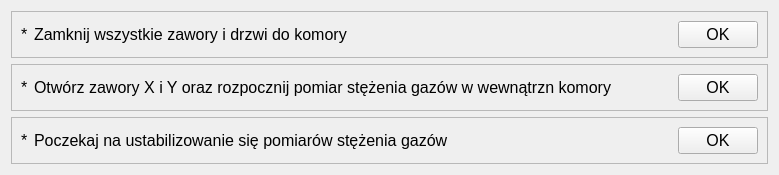
wiacekmarcin/StanowiskoChemiczne, file app/nowytest_8.ui: the form before one commit.
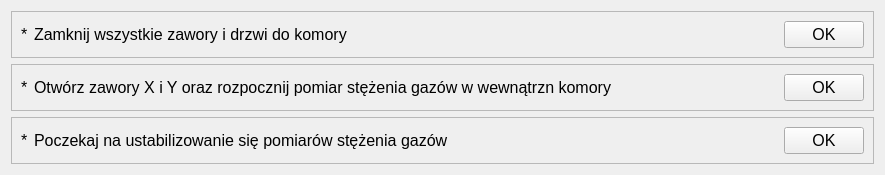
The form after the commit. Custom widgets are drawn as their Qt base class.

The edit to the form file:
```diff
--- a/app/nowytest_8.ui
+++ b/app/nowytest_8.ui
@@ -6,8 +6,8 @@
    <rect>
     <x>0</x>
     <y>0</y>
-    <width>779</width>
-    <height>129</height>
+    <width>885</width>
+    <height>128</height>
    </rect>
   </property>
   <property name="font">
```
